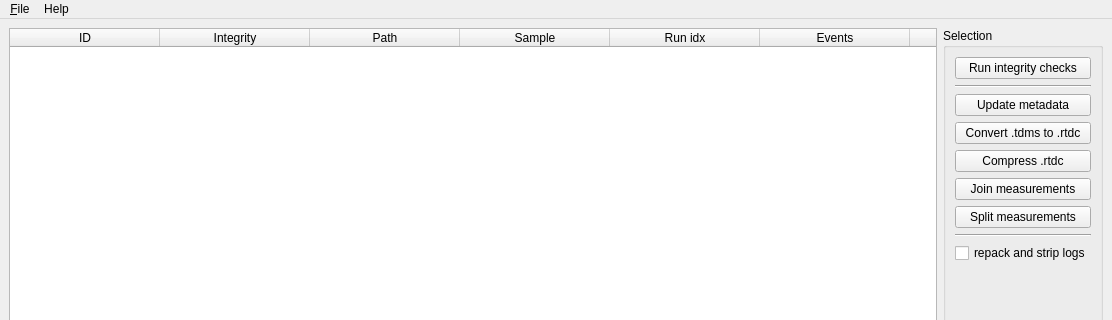
The window that dckit/main.ui (DC-analysis/DCKit) describes before a commit, drawn with Qt 5; both pictures show x 0 to 1112 and y 0 to 320 of the 1112 by 640 pixel window.
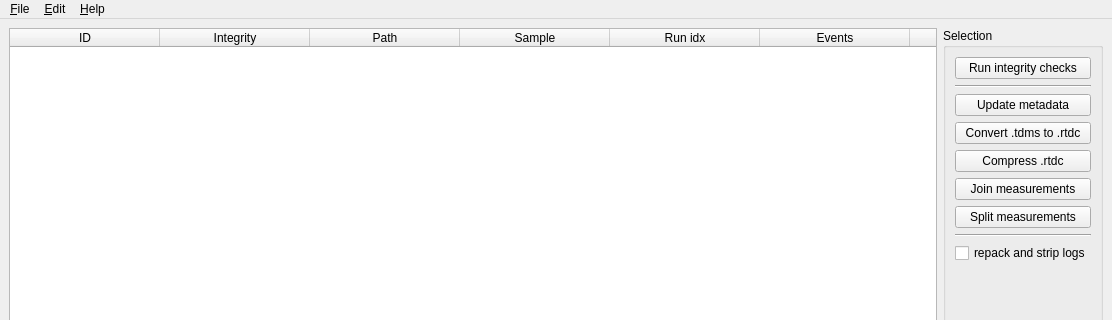
The same window after the commit.

What changed in the file:
```diff
--- a/dckit/main.ui
+++ b/dckit/main.ui
@@ -219,12 +219,19 @@
    </widget>
    <widget class="QMenu" name="menuHelp">
     <property name="title">
-     <string>Help</string>
+     <string>&amp;Help</string>
     </property>
     <addaction name="actionSoftware"/>
     <addaction name="actionAbout"/>
    </widget>
+   <widget class="QMenu" name="menu_Edit">
+    <property name="title">
+     <string>&amp;Edit</string>
+    </property>
+    <addaction name="action_preferences"/>
+   </widget>
    <addaction name="menuFile"/>
+   <addaction name="menu_Edit"/>
    <addaction name="menuHelp"/>
   </widget>
   <widget class="QStatusBar" name="statusbar"/>
```
Left out of the diff: 5 changed lines with no effect on the pictures.
